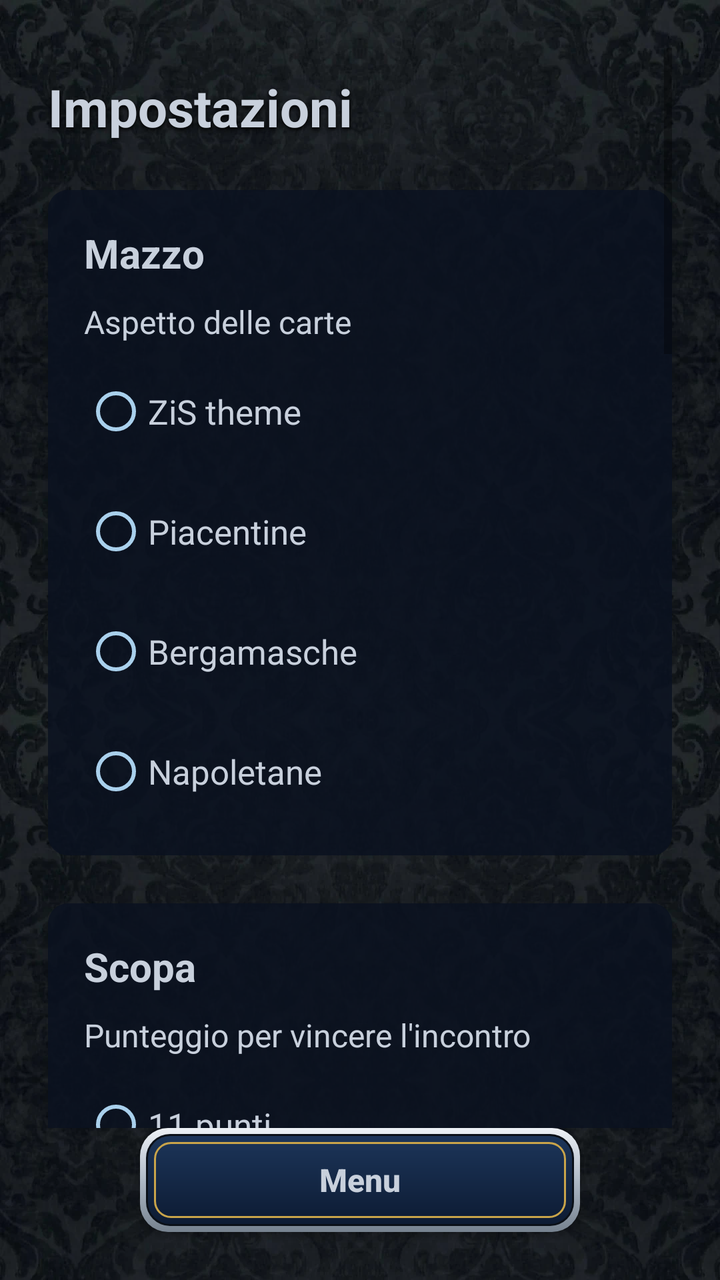
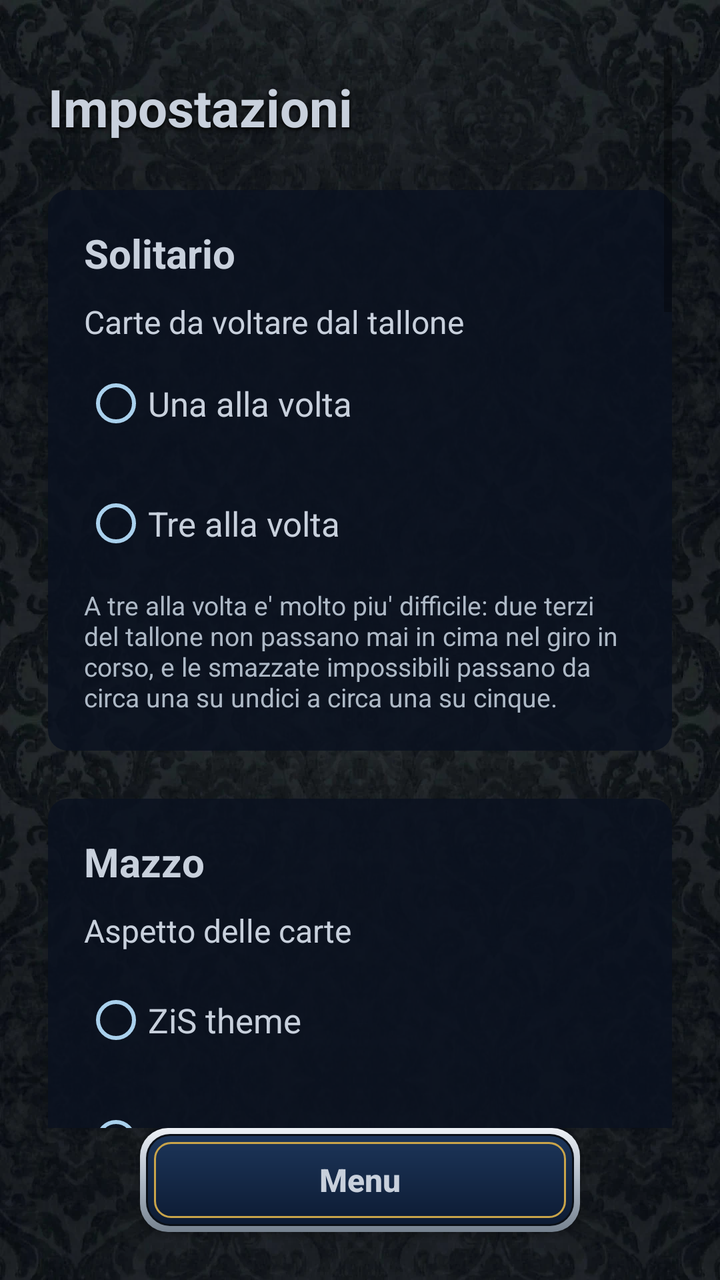

Two renders of the same Android screen: before a commit and after it. Below are the layout's source before the change and the commit's diff.
<!-- AndroidManifest.xml: application theme Theme.Scopa -->
<!-- res/layout/activity_settings.xml -->
<?xml version="1.0" encoding="utf-8"?>
<androidx.constraintlayout.widget.ConstraintLayout
    xmlns:android="http://schemas.android.com/apk/res/android"
    xmlns:app="http://schemas.android.com/apk/res-auto"
    android:layout_width="match_parent"
    android:layout_height="match_parent"
    android:background="@drawable/bg_velvet">

    <ScrollView
        android:layout_width="match_parent"
        android:layout_height="0dp"
        android:padding="24dp"
        android:clipToPadding="false"
        app:layout_constraintTop_toTopOf="parent"
        app:layout_constraintBottom_toTopOf="@id/btnBack">

        <LinearLayout
            android:layout_width="match_parent"
            android:layout_height="wrap_content"
            android:orientation="vertical">

            <TextView
                android:layout_width="wrap_content"
                android:layout_height="wrap_content"
                android:layout_marginTop="12dp"
                android:text="@string/settings_title"
                android:textColor="@color/silver"
                android:textSize="26sp"
                android:textStyle="bold"
                android:shadowColor="#000000" android:shadowDy="3" android:shadowRadius="6" />

            
            <LinearLayout
                android:layout_width="match_parent"
                android:layout_height="wrap_content"
                android:layout_marginTop="24dp"
                android:background="@drawable/panel_bg"
                android:orientation="vertical"
                android:padding="18dp">

                <TextView
                    android:layout_width="wrap_content"
                    android:layout_height="wrap_content"
                    android:text="@string/deck_section"
                    android:textColor="@color/silver"
                    android:textSize="20sp"
                    android:textStyle="bold" />

                <TextView
                    android:layout_width="wrap_content"
                    android:layout_height="wrap_content"
                    android:layout_marginTop="10dp"
                    android:text="@string/deck_label"
                    android:textColor="@color/silver"
                    android:textSize="16sp" />

                <RadioGroup
                    android:id="@+id/groupDeck"
                    android:layout_width="wrap_content"
                    android:layout_height="wrap_content"
                    android:layout_marginTop="10dp"
                    android:orientation="vertical">

                    <RadioButton
                        android:id="@+id/radioDeckZis"
                        android:layout_width="wrap_content"
                        android:layout_height="wrap_content"
                        android:layout_marginBottom="12dp"
                        android:buttonTint="@color/celeste"
                        android:text="@string/deck_zis"
                        android:textColor="@color/silver"
                        android:textSize="17sp" />

                    <RadioButton
                        android:id="@+id/radioDeckTrad"
                        android:layout_width="wrap_content"
                        android:layout_height="wrap_content"
                        android:layout_marginBottom="12dp"
                        android:buttonTint="@color/celeste"
                        android:text="@string/deck_trad"
                        android:textColor="@color/silver"
                        android:textSize="17sp" />

                    <RadioButton
                        android:id="@+id/radioDeckBerg"
                        android:layout_width="wrap_content"
                        android:layout_height="wrap_content"
                        android:layout_marginBottom="12dp"
                        android:buttonTint="@color/celeste"
                        android:text="@string/deck_berg"
                        android:textColor="@color/silver"
                        android:textSize="17sp" />

                    <RadioButton
                        android:id="@+id/radioDeckNap"
                        android:layout_width="wrap_content"
                        android:layout_height="wrap_content"
                        android:buttonTint="@color/celeste"
                        android:text="@string/deck_nap"
                        android:textColor="@color/silver"
                        android:textSize="17sp" />
                </RadioGroup>

            </LinearLayout>

            
            <LinearLayout
                android:layout_width="match_parent"
                android:layout_height="wrap_content"
                android:layout_marginTop="24dp"
                android:background="@drawable/panel_bg"
                android:orientation="vertical"
                android:padding="18dp">

                <TextView
                    android:layout_width="wrap_content"
                    android:layout_height="wrap_content"
                    android:text="@string/play_scopa"
                    android:textColor="@color/silver"
                    android:textSize="20sp"
                    android:textStyle="bold" />

                <TextView
                    android:layout_width="wrap_content"
                    android:layout_height="wrap_content"
                    android:layout_marginTop="10dp"
                    android:text="@string/score_target_label"
                    android:textColor="@color/silver"
                    android:textSize="16sp" />

                <RadioGroup
                    android:id="@+id/groupTarget"
                    android:layout_width="wrap_content"
                    android:layout_height="wrap_content"
                    android:layout_marginTop="10dp"
                    android:orientation="vertical">

                    <RadioButton
                        android:id="@+id/radio11"
                        android:layout_width="wrap_content"
                        android:layout_height="wrap_content"
                        android:layout_marginBottom="12dp"
                        android:buttonTint="@color/celeste"
                        android:text="@string/target_11"
                        android:textColor="@color/silver"
                        android:textSize="17sp" />

                    <RadioButton
                        android:id="@+id/radio21"
                        android:layout_width="wrap_content"
                        android:layout_height="wrap_content"
                        android:buttonTint="@color/celeste"
                        android:text="@string/target_21"
                        android:textColor="@color/silver"
                        android:textSize="17sp" />
                </RadioGroup>
            </LinearLayout>

            
            <LinearLayout
                android:layout_width="match_parent"
                android:layout_height="wrap_content"
                android:layout_marginTop="18dp"
                android:background="@drawable/panel_bg"
                android:orientation="vertical"
                android:padding="18dp">

                <TextView
                    android:layout_width="wrap_content"
                    android:layout_height="wrap_content"
                    android:text="@string/play_briscola"
                    android:textColor="@color/silver"
                    android:textSize="20sp"
                    android:textStyle="bold" />

                <TextView
                    android:layout_width="wrap_content"
                    android:layout_height="wrap_content"
                    android:layout_marginTop="10dp"
                    android:text="@string/briscola_hands_label"
                    android:textColor="@color/silver"
                    android:textSize="16sp" />

                <RadioGroup
                    android:id="@+id/groupBriscola"
                    android:layout_width="wrap_content"
                    android:layout_height="wrap_content"
                    android:layout_marginTop="10dp"
                    android:orientation="vertical">

                    <RadioButton
                        android:id="@+id/radioB5"
                        android:layout_width="wrap_content"
                        android:layout_height="wrap_content"
                        android:layout_marginBottom="12dp"
                        android:buttonTint="@color/celeste"
                        android:text="@string/hands_5"
                        android:textColor="@color/silver"
                        android:textSize="17sp" />

                    <RadioButton
                        android:id="@+id/radioB11"
                        android:layout_width="wrap_content"
                        android:layout_height="wrap_content"
                        android:buttonTint="@color/celeste"
                        android:text="@string/hands_11"
                        android:textColor="@color/silver"
                        android:textSize="17sp" />
                </RadioGroup>
            </LinearLayout>

            
            <LinearLayout
                android:layout_width="match_parent"
                android:layout_height="wrap_content"
                android:layout_marginTop="18dp"
                android:background="@drawable/panel_bg"
                android:orientation="vertical"
                android:padding="18dp">

                <TextView
                    android:layout_width="wrap_content"
                    android:layout_height="wrap_content"
                    android:text="@string/play_tresette"
                    android:textColor="@color/silver"
                    android:textSize="20sp"
                    android:textStyle="bold" />

                <TextView
                    android:layout_width="wrap_content"
                    android:layout_height="wrap_content"
                    android:layout_marginTop="10dp"
                    android:text="@string/tresette_target_label"
                    android:textColor="@color/silver"
                    android:textSize="16sp" />

                <RadioGroup
                    android:id="@+id/groupTresette"
                    android:layout_width="wrap_content"
                    android:layout_height="wrap_content"
                    android:layout_marginTop="10dp"
                    android:orientation="vertical">

                    <RadioButton
                        android:id="@+id/radioT21"
                        android:layout_width="wrap_content"
                        android:layout_height="wrap_content"
                        android:layout_marginBottom="12dp"
                        android:buttonTint="@color/celeste"
                        android:text="@string/tre_target_21"
                        android:textColor="@color/silver"
                        android:textSize="17sp" />

                    <RadioButton
                        android:id="@+id/radioT31"
                        android:layout_width="wrap_content"
                        android:layout_height="wrap_content"
                        android:buttonTint="@color/celeste"
                        android:text="@string/tre_target_31"
                        android:textColor="@color/silver"
                        android:textSize="17sp" />
                </RadioGroup>

                <TextView
                    android:layout_width="wrap_content"
                    android:layout_height="wrap_content"
                    android:layout_marginTop="16dp"
                    android:text="@string/draw_seconds_label"
                    android:textColor="@color/silver"
                    android:textSize="16sp" />

                <RadioGroup
                    android:id="@+id/groupDraw"
                    android:layout_width="wrap_content"
                    android:layout_height="wrap_content"
                    android:layout_marginTop="10dp"
                    android:orientation="vertical">

                    <RadioButton
                        android:id="@+id/radioDraw1"
                        android:layout_width="wrap_content"
                        android:layout_height="wrap_content"
                        android:layout_marginBottom="12dp"
                        android:buttonTint="@color/celeste"
                        android:text="@string/draw_1s"
                        android:textColor="@color/silver"
                        android:textSize="17sp" />

                    <RadioButton
                        android:id="@+id/radioDraw2"
                        android:layout_width="wrap_content"
                        android:layout_height="wrap_content"
                        android:layout_marginBottom="12dp"
                        android:buttonTint="@color/celeste"
                        android:text="@string/draw_2s"
                        android:textColor="@color/silver"
                        android:textSize="17sp" />

                    <RadioButton
                        android:id="@+id/radioDraw3"
                        android:layout_width="wrap_content"
                        android:layout_height="wrap_content"
                        android:buttonTint="@color/celeste"
                        android:text="@string/draw_3s"
                        android:textColor="@color/silver"
                        android:textSize="17sp" />
                </RadioGroup>
            </LinearLayout>

            
            <LinearLayout
                android:layout_width="match_parent"
                android:layout_height="wrap_content"
                android:layout_marginTop="18dp"
                android:background="@drawable/panel_bg"
                android:orientation="vertical"
                android:padding="18dp">

                <TextView
                    android:layout_width="wrap_content"
                    android:layout_height="wrap_content"
                    android:text="@string/pause_section"
                    android:textColor="@color/silver"
                    android:textSize="20sp"
                    android:textStyle="bold" />

                <androidx.appcompat.widget.SwitchCompat
                    android:id="@+id/switchPause"
                    android:layout_width="match_parent"
                    android:layout_height="wrap_content"
                    android:layout_marginTop="12dp"
                    android:text="@string/pause_switch"
                    android:textColor="@color/silver"
                    android:textSize="17sp"
                    app:thumbTint="@color/celeste"
                    app:trackTint="@color/steel" />

                <TextView
                    android:layout_width="match_parent"
                    android:layout_height="wrap_content"
                    android:layout_marginTop="8dp"
                    android:text="@string/pause_switch_desc"
                    android:textColor="@color/silver_dark"
                    android:textSize="14sp" />

                <TextView
                    android:id="@+id/txtPauseInfo"
                    android:layout_width="match_parent"
                    android:layout_height="wrap_content"
                    android:layout_marginTop="8dp"
                    android:textColor="@color/gold"
                    android:textSize="14sp"
                    android:textStyle="bold"
                    android:visibility="gone" />
            </LinearLayout>

            
            <LinearLayout
                android:layout_width="match_parent"
                android:layout_height="wrap_content"
                android:layout_marginTop="18dp"
                android:background="@drawable/panel_bg"
                android:orientation="vertical"
                android:padding="18dp">

                <TextView
                    android:layout_width="wrap_content"
                    android:layout_height="wrap_content"
                    android:text="@string/test_section"
                    android:textColor="@color/silver"
                    android:textSize="20sp"
                    android:textStyle="bold" />

                <androidx.appcompat.widget.SwitchCompat
                    android:id="@+id/switchAuto"
                    android:layout_width="match_parent"
                    android:layout_height="wrap_content"
                    android:layout_marginTop="12dp"
                    android:text="@string/auto_play"
                    android:textColor="@color/silver"
                    android:textSize="17sp"
                    app:thumbTint="@color/celeste"
                    app:trackTint="@color/steel" />

                <TextView
                    android:layout_width="match_parent"
                    android:layout_height="wrap_content"
                    android:layout_marginTop="8dp"
                    android:text="@string/auto_play_desc"
                    android:textColor="@color/silver_dark"
                    android:textSize="14sp" />

                <androidx.appcompat.widget.SwitchCompat
                    android:id="@+id/switchBotCards"
                    android:layout_width="match_parent"
                    android:layout_height="wrap_content"
                    android:layout_marginTop="16dp"
                    android:text="@string/show_bot_cards"
                    android:textColor="@color/silver"
                    android:textSize="17sp"
                    app:thumbTint="@color/celeste"
                    app:trackTint="@color/steel" />

                <TextView
                    android:layout_width="match_parent"
                    android:layout_height="wrap_content"
                    android:layout_marginTop="8dp"
                    android:text="@string/show_bot_cards_desc"
                    android:textColor="@color/silver_dark"
                    android:textSize="14sp" />
            </LinearLayout>
        </LinearLayout>
    </ScrollView>

    <androidx.appcompat.widget.AppCompatButton
        android:id="@+id/btnBack"
        android:layout_width="220dp"
        android:layout_height="52dp"
        android:layout_marginBottom="24dp"
        android:background="@drawable/btn_cartiglio"
        android:text="@string/back_home"
        android:textColor="@color/silver"
        android:textSize="16sp"
        android:textStyle="bold"
        android:textAllCaps="false"
        app:layout_constraintBottom_toBottomOf="parent"
        app:layout_constraintEnd_toEndOf="parent"
        app:layout_constraintStart_toStartOf="parent" />

</androidx.constraintlayout.widget.ConstraintLayout>
<!-- resources referenced by this layout -->
<resources>
  <color name="celeste">#A9D0EC</color>
  <color name="gold">#E9C24C</color>
  <color name="silver">#C8D0DC</color>
  <color name="silver_dark">#AEB9C6</color>
  <color name="steel">#3E6BA6</color>
  <!-- drawable bg_velvet (drawable) -->
  <?xml version="1.0" encoding="utf-8"?>
  <layer-list xmlns:android="http://schemas.android.com/apk/res/android">
      <item android:drawable="@color/velvet_base" />
      <item>
          <bitmap android:src="@drawable/velvet" android:tileMode="repeat" android:dither="true" />
      </item>
  </layer-list>
  <!-- drawable panel_bg (drawable) -->
  <?xml version="1.0" encoding="utf-8"?>
  <shape xmlns:android="http://schemas.android.com/apk/res/android" android:shape="rectangle">
      <solid android:color="@color/panel" />
      <corners android:radius="10dp" />
  </shape>
  <string name="auto_play">Gioco automatico</string>
  <string name="auto_play_desc">Il programma gioca da solo sia le carte del Banco sia le tue. Serve a provare in fretta il funzionamento.</string>
  <string name="back_home">Menu</string>
  <string name="briscola_hands_label">Partite per vincere l\'incontro</string>
  <string name="deck_berg">Bergamasche</string>
  <string name="deck_label">Aspetto delle carte</string>
  <string name="deck_nap">Napoletane</string>
  <string name="deck_section">Mazzo</string>
  <string name="deck_trad">Piacentine</string>
  <string name="deck_zis">ZiS theme</string>
  <string name="draw_1s">1 secondo</string>
  <string name="draw_2s">2 secondi</string>
  <string name="draw_3s">3 secondi</string>
  <string name="draw_seconds_label">Per quanto resta scoperta la carta pescata</string>
  <string name="hands_11">11 partite</string>
  <string name="hands_5">5 partite</string>
  <string name="pause_section">Gioco responsabile</string>
  <string name="pause_switch">Pausa di 1 minuto fra gli incontri</string>
  <string name="pause_switch_desc">Al termine di ogni incontro compare un avviso e bisogna attendere un minuto prima di ricominciare. Se la disattivi, si riaccende da sola dopo un\'ora.</string>
  <string name="play_briscola">Briscola</string>
  <string name="play_scopa">Scopa</string>
  <string name="play_tresette">Tresette</string>
  <string name="score_target_label">Punteggio per vincere l\'incontro</string>
  <string name="settings_title">Impostazioni</string>
  <string name="show_bot_cards">Mostra carte del Banco</string>
  <string name="show_bot_cards_desc">Le carte del Banco restano scoperte e per intero sullo schermo. Serve a verificare la logica di gioco.</string>
  <string name="target_11">11 punti</string>
  <string name="target_21">21 punti</string>
  <string name="test_section">Test</string>
  <string name="tre_target_21">21 punti</string>
  <string name="tre_target_31">31 punti</string>
  <string name="tresette_target_label">Punteggio per vincere l\'incontro</string>
  <color name="velvet_base">#0A1018</color>
  <color name="panel">#D40A1220</color>
  <color name="navy_mid">#23477E</color>
  <color name="navy_deep">#0C1626</color>
  <color name="celeste_light">#D7EAF6</color>
  <style name="DarkAlertDialog" parent="Theme.MaterialComponents.Dialog.Alert">
          <item name="colorSurface">@color/navy</item>
          <item name="android:colorBackground">@color/navy</item>
          <item name="colorOnSurface">@color/silver</item>
          <item name="android:textColorPrimary">@color/silver</item>
          <item name="android:textColorSecondary">@color/silver</item>
          <item name="colorPrimary">@color/silver</item>
      </style>
  <color name="navy">#14294A</color>
</resources>

<!-- the commit's change to res/layout/activity_settings.xml (unified diff, before → after) -->
@@ -28,6 +28,67 @@
                 android:textSize="26sp"
                 android:textStyle="bold"
                 android:shadowColor="#000000" android:shadowDy="3" android:shadowRadius="6" />
+
+            
+            <LinearLayout
+                android:layout_width="match_parent"
+                android:layout_height="wrap_content"
+                android:layout_marginTop="24dp"
+                android:background="@drawable/panel_bg"
+                android:orientation="vertical"
+                android:padding="18dp">
+
+                <TextView
+                    android:layout_width="wrap_content"
+                    android:layout_height="wrap_content"
+                    android:text="@string/kl_section"
+                    android:textColor="@color/silver"
+                    android:textSize="20sp"
+                    android:textStyle="bold" />
+
+                <TextView
+                    android:layout_width="wrap_content"
+                    android:layout_height="wrap_content"
+                    android:layout_marginTop="10dp"
+                    android:text="@string/kl_draw_label"
+                    android:textColor="@color/silver"
+                    android:textSize="16sp" />
+
+                <RadioGroup
+                    android:id="@+id/groupDraw3"
+                    android:layout_width="wrap_content"
+                    android:layout_height="wrap_content"
+                    android:layout_marginTop="6dp"
+                    android:orientation="vertical">
+
+                    <RadioButton
+                        android:id="@+id/radioKl1"
+                        android:layout_width="wrap_content"
+                        android:layout_height="wrap_content"
+                        android:layout_marginBottom="12dp"
+                        android:buttonTint="@color/celeste"
+                        android:text="@string/kl_draw_1"
+                        android:textColor="@color/silver"
+                        android:textSize="17sp" />
+
+                    <RadioButton
+                        android:id="@+id/radioKl3"
+                        android:layout_width="wrap_content"
+                        android:layout_height="wrap_content"
+                        android:buttonTint="@color/celeste"
+                        android:text="@string/kl_draw_3"
+                        android:textColor="@color/silver"
+                        android:textSize="17sp" />
+                </RadioGroup>
+
+                <TextView
+                    android:layout_width="match_parent"
+                    android:layout_height="wrap_content"
+                    android:layout_marginTop="8dp"
+                    android:text="@string/kl_draw_info"
+                    android:textColor="@color/silver_dark"
+                    android:textSize="13sp" />
+            </LinearLayout>
 
             
             <LinearLayout
<!-- resource entries referenced after the edit -->
@@ -35,6 +35,11 @@
   <string name="draw_seconds_label">Per quanto resta scoperta la carta pescata</string>
   <string name="hands_11">11 partite</string>
   <string name="hands_5">5 partite</string>
+  <string name="kl_draw_1">Una alla volta</string>
+  <string name="kl_draw_3">Tre alla volta</string>
+  <string name="kl_draw_info">A tre alla volta e\' molto piu\' difficile: due terzi del tallone non passano mai in cima nel giro in corso, e le smazzate impossibili passano da circa una su undici a circa una su cinque.</string>
+  <string name="kl_draw_label">Carte da voltare dal tallone</string>
+  <string name="kl_section">Solitario</string>
   <string name="pause_section">Gioco responsabile</string>
   <string name="pause_switch">Pausa di 1 minuto fra gli incontri</string>
   <string name="pause_switch_desc">Al termine di ogni incontro compare un avviso e bisogna attendere un minuto prima di ricominciare. Se la disattivi, si riaccende da sola dopo un\'ora.</string>
